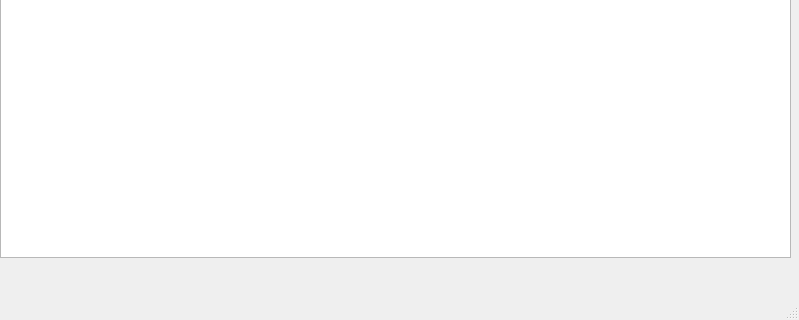
Above: MDI/TexEditor/mainwindow.ui from Jyjays/QtWork before the change; both pictures show x 0 to 799 and y 303 to 623 of the 799 by 623 pixel window. Below: the same form after it.
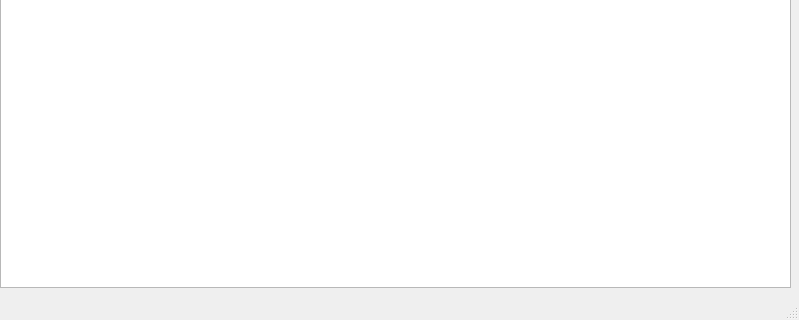
That is the form after the change. Icons and pictures are not drawn.

Patch:
```diff
--- a/MDI/TexEditor/mainwindow.ui
+++ b/MDI/TexEditor/mainwindow.ui
@@ -321,16 +321,6 @@
      </item>
     </layout>
    </widget>
-   <widget class="QPlainTextEdit" name="plainTextEdit">
-    <property name="geometry">
-     <rect>
-      <x>0</x>
-      <y>80</y>
-      <width>791</width>
-      <height>481</height>
-     </rect>
-    </property>
-   </widget>
    <widget class="QFontComboBox" name="fontComboBox">
     <property name="geometry">
      <rect>
@@ -347,6 +337,25 @@
      </sizepolicy>
     </property>
    </widget>
+   <widget class="QPlainTextEdit" name="plainTextEdit">
+    <property name="geometry">
+     <rect>
+      <x>0</x>
+      <y>80</y>
+      <width>791</width>
+      <height>511</height>
+     </rect>
+    </property>
+    <property name="sizePolicy">
+     <sizepolicy hsizetype="Fixed" vsizetype="Fixed">
+      <horstretch>0</horstretch>
+      <verstretch>0</verstretch>
+     </sizepolicy>
+    </property>
+    <property name="autoFillBackground">
+     <bool>true</bool>
+    </property>
+   </widget>
   </widget>
   <widget class="QMenuBar" name="menubar">
    <property name="geometry">
```
